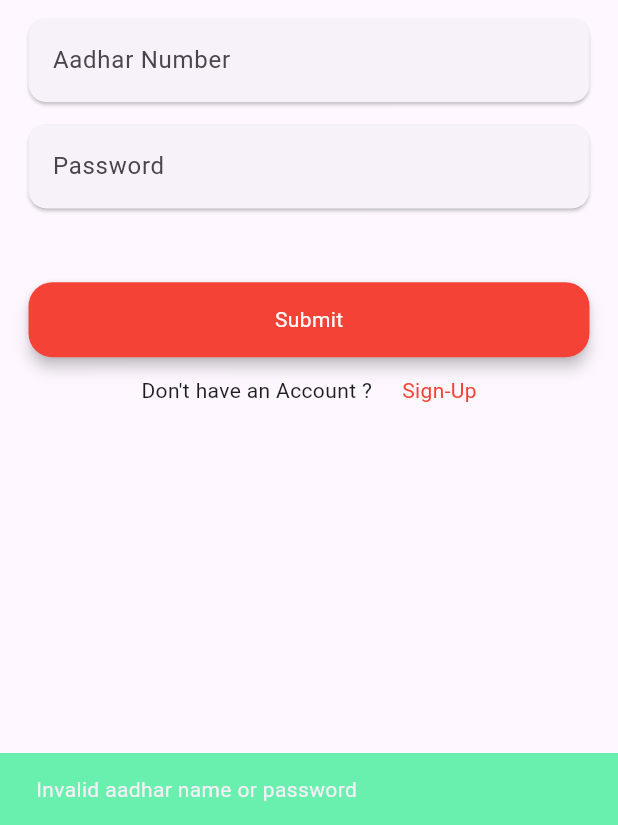
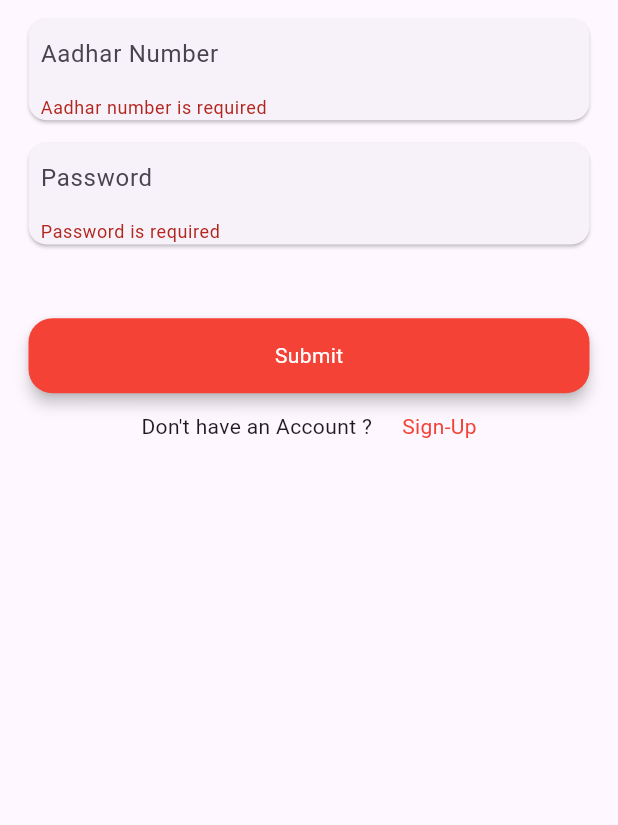
Before and after one commit to Perumallpardhiv/o-bug1, a Flutter app: the screen it shows after launch, after a tap on "Submit", on a phone screen of 412 x 824 dp, the part 411-1236 px from its top. Run offline on Flutter 3.47's test engine with Material 2 defaults, Android fonts, the phone set to English and light mode, and no system bars; our stand-ins replace adaptive_theme, easy_localization, flutter_native_splash, form_field_validator, google_fonts, hive and 2 more; accounts and stored records are empty.

Commit message:
Fix login validation Fixes #11

```diff
--- a/lib/constants/input_decorations.dart
+++ b/lib/constants/input_decorations.dart
@@ -22,4 +22,10 @@ const InputDecoration inputDecoration = InputDecoration(
       color: Colors.transparent,
     ),
   ),
+  errorBorder: UnderlineInputBorder(
+    borderSide: BorderSide(color: Colors.transparent),
+  ),
+  focusedErrorBorder: UnderlineInputBorder(
+    borderSide: BorderSide(color: Colors.transparent),
+  ),
 );
--- a/lib/screens/login.dart
+++ b/lib/screens/login.dart
@@ -1,9 +1,8 @@
 import 'package:easy_localization/easy_localization.dart';
 import 'package:flutter/material.dart';
+import 'package:form_field_validator/form_field_validator.dart';
 import 'package:hive/hive.dart';
 import 'package:o_health/screens/register.dart';
-import 'package:shared_preferences/shared_preferences.dart';
-
 import '../constants/input_decorations.dart';
 import '../methods/methods.dart';
 import '../services/auth_services.dart';
@@ -19,6 +18,7 @@ class Login extends StatefulWidget {
 class _LoginState extends State<Login> {
   final TextEditingController _aadharController = TextEditingController();
   final TextEditingController _passwordController = TextEditingController();
+  final _key = GlobalKey<FormState>();
   final Box hiveObj = Hive.box('data');
   @override
   Widget build(BuildContext context) {
@@ -32,6 +32,8 @@ class _LoginState extends State<Login> {
       body: Padding(
         padding: const EdgeInsets.all(15.0),
         child: SingleChildScrollView(
+          child: Form(
+            key: _key,
             child: Column(
               mainAxisAlignment: MainAxisAlignment.center,
               children: [
@@ -43,42 +45,57 @@ class _LoginState extends State<Login> {
                   height: MediaQuery.of(context).size.width / 50,
                 ),
                 Card(
+                  child: Padding(
+                    padding: const EdgeInsets.only(left: 8, right: 8),
                     child: TextFormField(
+                        validator: RequiredValidator(
+                            errorText: 'Aadhar number is required'),
                         cursorColor: Colors.redAccent,
                         controller: _aadharController,
                         decoration: inputDecoration.copyWith(
                             hintText: 'aadharNumber'.tr())),
                   ),
+                ),
                 SizedBox(
                   height: MediaQuery.of(context).size.width / 60,
                 ),
                 Card(
+                  child: Padding(
+                    padding: const EdgeInsets.only(left: 8, right: 8),
                     child: TextFormField(
+                        validator: RequiredValidator(
+                            errorText: 'Password is required'),
                         cursorColor: Colors.redAccent,
                         controller: _passwordController,
-                    decoration:
-                        inputDecoration.copyWith(hintText: 'password'.tr())),
+                        decoration: inputDecoration.copyWith(
+                            hintText: 'password'.tr())),
+                  ),
                 ),
                 SizedBox(
                   height: MediaQuery.of(context).size.width / 10,
                 ),
                 GestureDetector(
                   onTap: () async {
+                    if (_key.currentState!.validate()) {
                       AuthServices.login(
                               _passwordController.text, _aadharController.text)
-                      .then((val) async {
+                          .then(
+                        (val) async {
                           if (val.hasError) {
-                      showSnackBar(context, false, 'invalidAadharPswd'.tr());
+                            showSnackBar(
+                                context, false, 'invalidAadharPswd'.tr());
                           } else {
                             hiveObj
                                 .put('isLoggedIn', true)
                                 .then((value) => Navigator.of(context)
-                              .pushNamedAndRemoveUntil(
-                                  '/home', (Route<dynamic> route) => false))
-                          .then((value) =>
-                              showSnackBar(context, false, 'loggedIn'.tr()));
+                                    .pushNamedAndRemoveUntil('/home',
+                                        (Route<dynamic> route) => false))
+                                .then((value) => showSnackBar(
+                                    context, false, 'loggedIn'.tr()));
                           }
-                  });
+                        },
+                      );
+                    }
                   },
                   child: Card(
                     color: Colors.red,
@@ -123,6 +140,7 @@ class _LoginState extends State<Login> {
             ),
           ),
         ),
+      ),
     );
   }
 }
--- a/pubspec.yaml
+++ b/pubspec.yaml
@@ -47,6 +47,7 @@ dependencies:
   dio: ^4.0.6
   hive:
   path_provider:
+  form_field_validator:
 
 
 dev_dependencies:
```
Also changed, not shown: lib/screens/register.dart (+31 -2 lines), pubspec.lock. Lines whose indentation alone changed are shown as unchanged.
